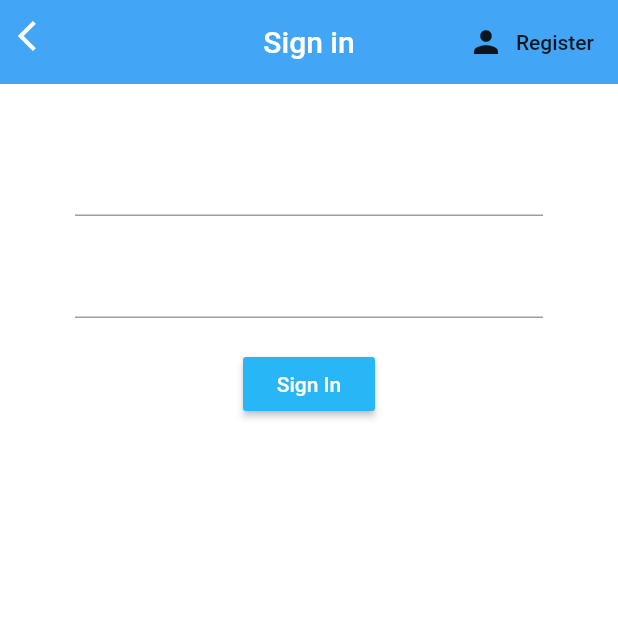
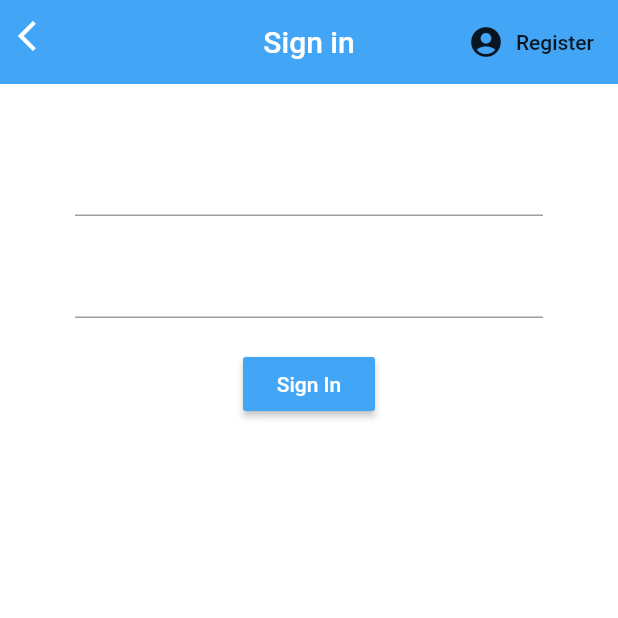
Before and after one commit to YourListTeam/ServerSide, a Flutter app: the screen it shows after launch, after a tap on "Sign-in with email", on a phone screen of 412 x 824 dp, the top half of it. Run offline on Flutter 3.47's test engine with Material 2 defaults, Android fonts, the phone set to English and light mode, and no system bars; our stand-ins replace firebase_auth, flutter_signin_button, google_sign_in; missing offline and left inert: firebase_auth_platform_interface; accounts and stored records are empty.

Commit message:
All colors are now stored in same file
Insured that all files use the same color theme thought the app.

```diff
--- /dev/null
+++ b/YourListApp/lib/res/val/colors.dart
@@ -0,0 +1,12 @@
+import 'package:flutter/material.dart';
+
+class AppColors implements Colors {
+  // App bar color
+  static Color mainAppColor = Colors.blue[400];
+  static Color backgroundColor = Colors.white;
+
+  // Button Colors
+  static Color mainButtonColor = Colors.blue[400];
+  static Color buttonTextColor = Colors.white;
+  static Color registerButtonEmailColor = Colors.blueGrey[700];
+}
--- a/YourListApp/lib/screens/authenticate/authGeneral.dart
+++ b/YourListApp/lib/screens/authenticate/authGeneral.dart
@@ -3,6 +3,7 @@ import 'dart:async';
 import 'package:firebase_auth/firebase_auth.dart';
 import 'package:firebase_auth_platform_interface/firebase_auth_platform_interface.dart';
 import 'package:flutter/material.dart';
+import 'package:your_list_flutter_app/res/val/colors.dart';
 import 'package:flutter_signin_button/flutter_signin_button.dart';
 import 'package:google_sign_in/google_sign_in.dart';
 
@@ -12,6 +13,7 @@ GoogleSignIn _googleSignIn = GoogleSignIn(//  scopes: [
 //    'https://www.googleapis.com/auth/contacts.readonly',
 //  ],
 );
+//GoogleSignInOptions gso = new G
 final FirebaseAuth _auth = FirebaseAuth.instance;
 
 
@@ -66,7 +68,9 @@ class _GeneralAuthState extends State<GeneralAuth>{
   @override
   Widget build(BuildContext context) {
     return  Scaffold(
+      backgroundColor: AppColors.backgroundColor,
       appBar: AppBar(
+        backgroundColor: AppColors.mainAppColor,
         centerTitle: true,
         title: const Text('Your List'),
       ),
@@ -89,7 +93,7 @@ class _GeneralAuthState extends State<GeneralAuth>{
               icon: Icons.email,
               text: 'Sign-in with email',
               onPressed: () => widget.toggleTypeToEmail(),
-              backgroundColor: Colors.blueGrey[700],
+              backgroundColor: AppColors.registerButtonEmailColor,
             ),
 
           ],
--- a/YourListApp/lib/screens/authenticate/sign_in.dart
+++ b/YourListApp/lib/screens/authenticate/sign_in.dart
@@ -1,5 +1,6 @@
 import 'package:your_list_flutter_app/services/auth.dart';
 import 'package:flutter/material.dart';
+import 'package:your_list_flutter_app/res/val/colors.dart';
 
 class SignIn extends StatefulWidget {
 
@@ -26,10 +27,10 @@ class _SignInState extends State<SignIn> {
   Widget build(BuildContext context) {
     double c_width = MediaQuery.of(context).size.width*0.50;
     return Scaffold(
-      backgroundColor: Colors.white,
+      backgroundColor: AppColors.backgroundColor,
       appBar: AppBar(
         centerTitle: true,
-        backgroundColor: Colors.blue[400],
+        backgroundColor: AppColors.mainAppColor,
         elevation: 0.0,
         title: Text('Sign in'),
         leading: new Container(
@@ -48,7 +49,7 @@ class _SignInState extends State<SignIn> {
         ),
         actions: <Widget>[
           FlatButton.icon(
-            icon: Icon(Icons.person),
+            icon: Icon(Icons.account_circle),
             label: Text('Register'),
             onPressed: () => widget.toggleView(),
           ),
@@ -77,10 +78,10 @@ class _SignInState extends State<SignIn> {
               ),
               SizedBox(height: 20.0),
               RaisedButton(
-                color: Colors.lightBlue[400],
+                color: AppColors.mainButtonColor,
                 child: Text(
                   'Sign In',
-                  style: TextStyle(color: Colors.white),
+                  style: TextStyle(color: AppColors.buttonTextColor),
                 ),
                 onPressed: () async {
                   if(_formKey.currentState.validate()){
```
Also changed, not shown: YourListApp/lib/screens/authenticate/register.dart (+6 -5 lines), YourListApp/lib/screens/home/home.dart (+4 -3 lines).
